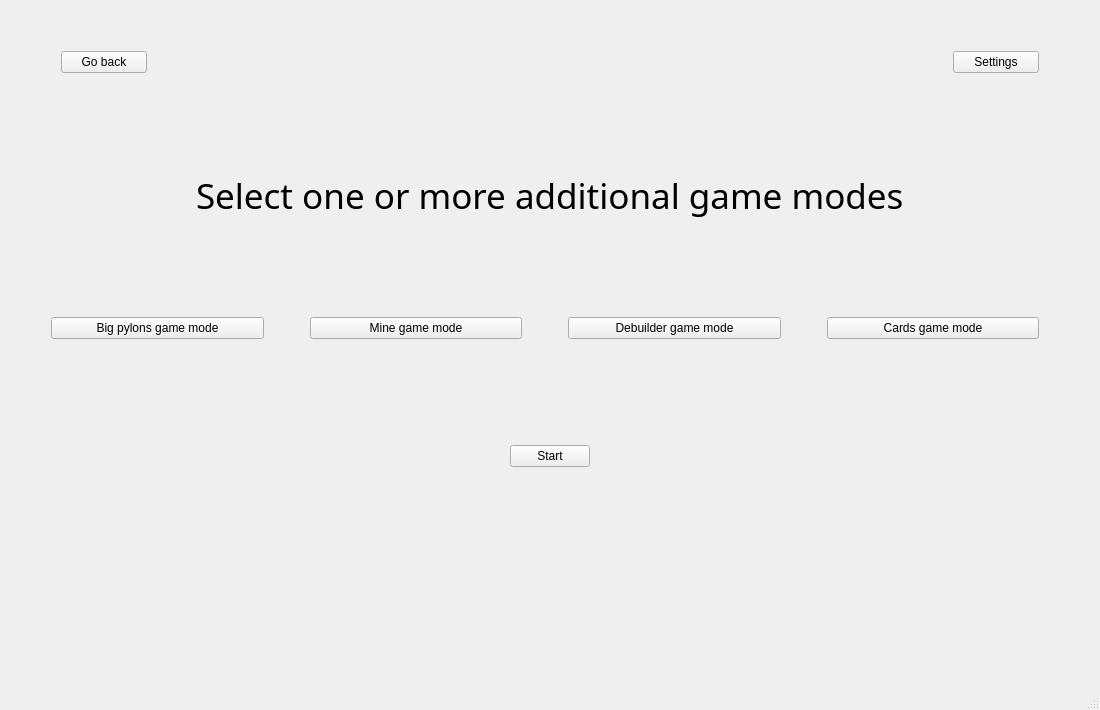
The window that GUI/GameModeWindow.ui (Offuru/Left-4-Code) describes before a commit, drawn with Qt 5.
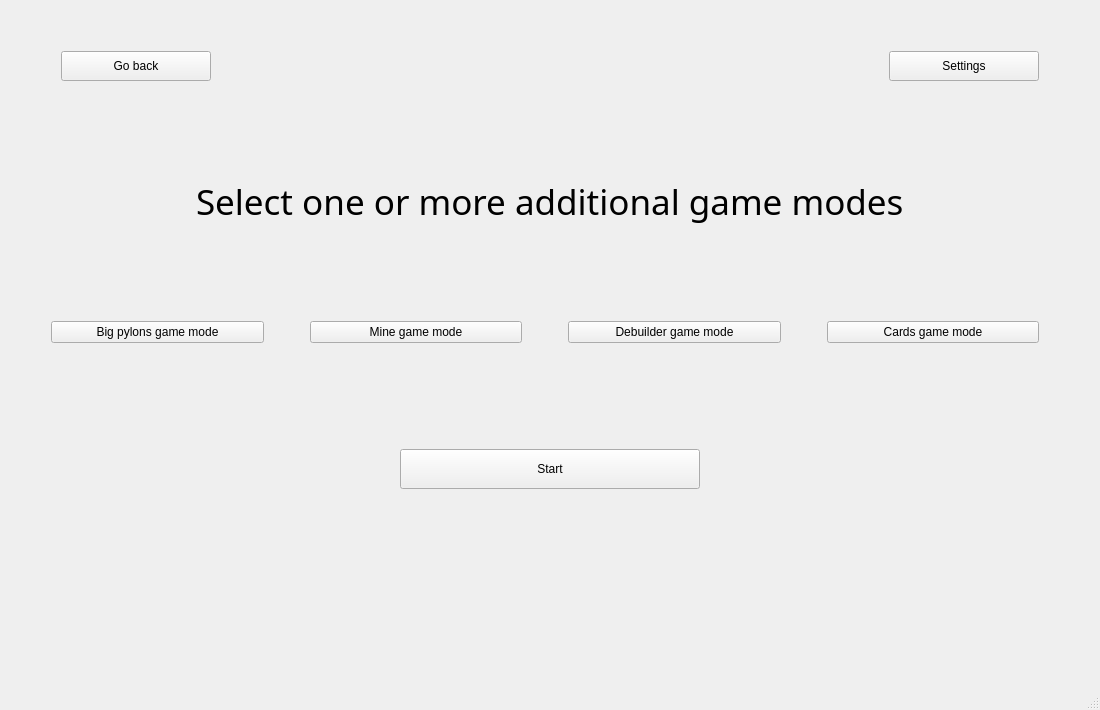
The same window after the commit.

Commit message: Added functionality to change the number of big pylons and bridges Added info about player's number of pylons and bridges on game window Made the debuilder move after a player's turn ended

```diff
--- a/GUI/GameModeWindow.ui
+++ b/GUI/GameModeWindow.ui
@@ -54,6 +54,12 @@
       </item>
       <item>
        <widget class="QPushButton" name="backButton">
+        <property name="minimumSize">
+         <size>
+          <width>150</width>
+          <height>30</height>
+         </size>
+        </property>
         <property name="text">
          <string>Go back</string>
         </property>
@@ -65,7 +71,7 @@
          <enum>Qt::Horizontal</enum>
         </property>
         <property name="sizeType">
-         <enum>QSizePolicy::Fixed</enum>
+         <enum>QSizePolicy::Expanding</enum>
         </property>
         <property name="sizeHint" stdset="0">
          <size>
@@ -77,6 +83,12 @@
       </item>
       <item>
        <widget class="QPushButton" name="settingsButton">
+        <property name="minimumSize">
+         <size>
+          <width>150</width>
+          <height>30</height>
+         </size>
+        </property>
         <property name="text">
          <string>Settings</string>
         </property>
@@ -261,6 +273,12 @@
       </item>
       <item row="0" column="1" alignment="Qt::AlignHCenter|Qt::AlignTop">
        <widget class="QPushButton" name="startButton">
+        <property name="minimumSize">
+         <size>
+          <width>300</width>
+          <height>40</height>
+         </size>
+        </property>
         <property name="text">
          <string>Start</string>
         </property>
```
The commit also changes 10 other files.
